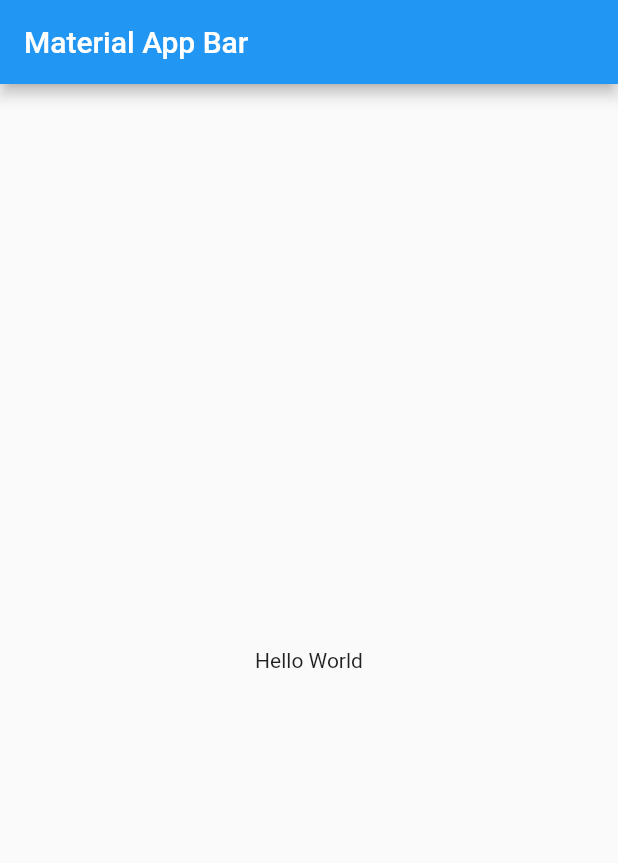
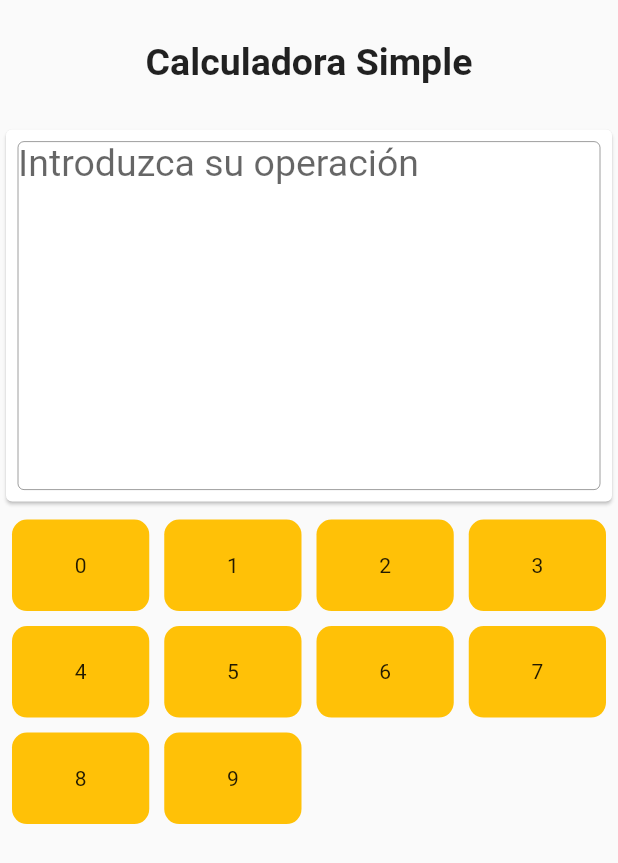
Before and after one commit to JoseLuisGit/calculator_tree, a Flutter app: the screen it shows after launch, on a phone screen of 412 x 824 dp. Shown: the top 863 px of the screen. Run offline on Flutter 3.47's test engine with Material 2 defaults, Android fonts, the phone set to English and light mode, and no system bars.

Commit message:
models node and page simple more data structure stack

```diff
--- /dev/null
+++ b/lib/consts/characters.dart
@@ -0,0 +1,4 @@
+class Characters {
+  static const space = '\t';
+  static const operators = ')+-*/%^V(csli';
+}
--- a/lib/main.dart
+++ b/lib/main.dart
@@ -1,4 +1,5 @@
 import 'package:flutter/material.dart';
+import 'pages/calculator_page.dart';
 
 void main() => runApp(MyApp());
 
@@ -6,17 +7,9 @@ class MyApp extends StatelessWidget {
   @override
   Widget build(BuildContext context) {
     return MaterialApp(
-      title: 'Material App',
-      home: Scaffold(
-        appBar: AppBar(
-          title: Text('Material App Bar'),
-        ),
-        body: Center(
-          child: Container(
-            child: Text('Hello World'),
-          ),
-        ),
-      ),
-    );
+        routes: {'/': (context) => CalculatorPage()},
+        debugShowCheckedModeBanner: false,
+        title: 'Material App',
+        initialRoute: '/');
   }
 }
--- /dev/null
+++ b/lib/pages/calculator_page.dart
@@ -0,0 +1,60 @@
+import 'package:flutter/material.dart';
+
+class CalculatorPage extends StatelessWidget {
+  const CalculatorPage({Key key}) : super(key: key);
+
+  @override
+  Widget build(BuildContext context) {
+    final size = MediaQuery.of(context).size;
+    return Scaffold(
+        body: Column(
+      children: [
+        SizedBox(
+          child: Center(
+              child: Text(
+            'Calculadora Simple',
+            style: TextStyle(fontSize: 25.0, fontWeight: FontWeight.w600),
+          )),
+          height: size.height * 0.1,
+        ),
+        Card(
+            child: Padding(
+          padding: EdgeInsets.all(8.0),
+          child: TextField(
+            keyboardType: TextInputType.number,
+            maxLines: 8,
+            style: TextStyle(fontSize: 25.0),
+            decoration: InputDecoration.collapsed(
+                border: OutlineInputBorder(),
+                hintText: "Introduzca su operación"),
+          ),
+        )),
+        Expanded(
+          child: Container(
+            padding: EdgeInsets.all(8.0),
+            child: SingleChildScrollView(
+              child: GridView.builder(
+                  shrinkWrap: true,
+                  physics: NeverScrollableScrollPhysics(),
+                  itemCount: 10,
+                  gridDelegate: SliverGridDelegateWithFixedCrossAxisCount(
+                      crossAxisCount: 4,
+                      childAspectRatio: 3 / 2,
+                      crossAxisSpacing: 10,
+                      mainAxisSpacing: 10),
+                  itemBuilder: (context, index) {
+                    return Container(
+                      decoration: BoxDecoration(
+                        color: Colors.amber,
+                        borderRadius: BorderRadius.circular(10.0),
+                      ),
+                      child: Center(child: Text('$index')),
+                    );
+                  }),
+            ),
+          ),
+        )
+      ],
+    ));
+  }
+}
```
Also changed, not shown: lib/models/expression_tree.dart (added, +23 -0 lines), lib/models/node.dart (added, +29 -0 lines), lib/utils/stack.dart (added, +21 -0 lines).
